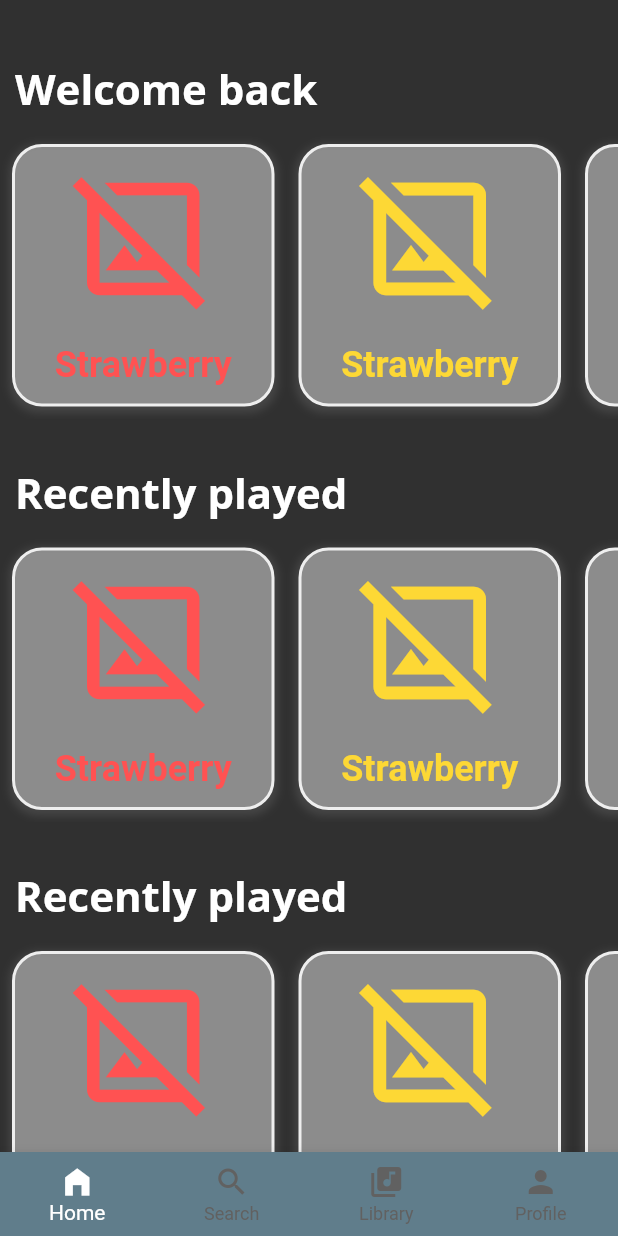
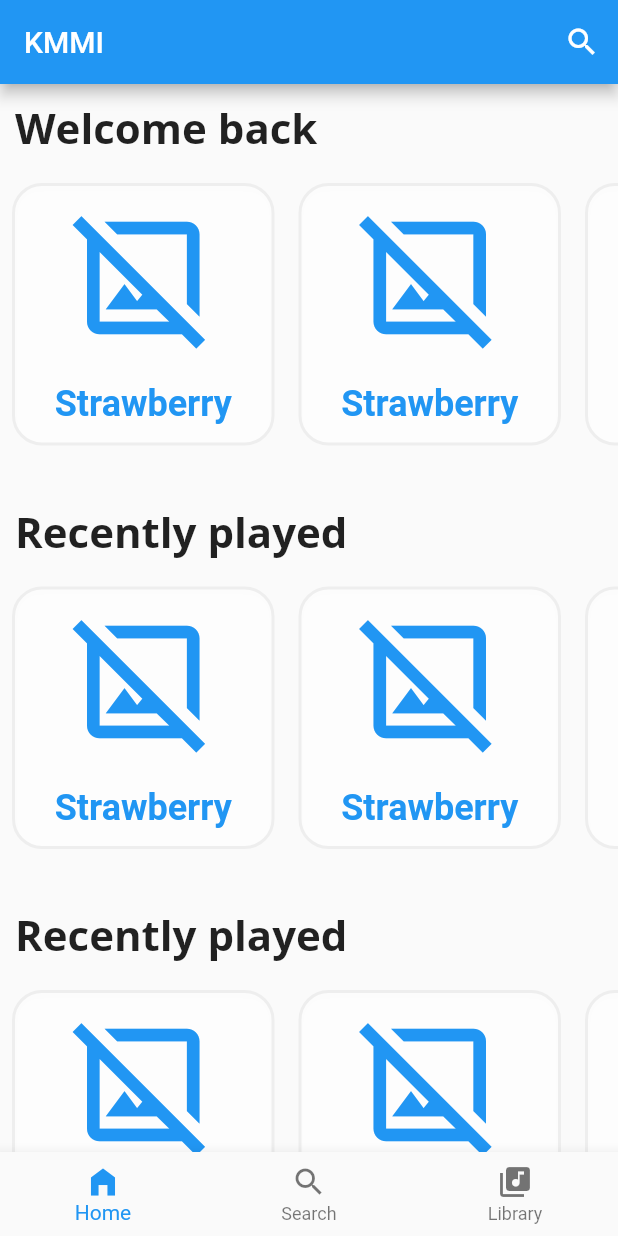
Before and after one commit to raymondfym/KMMI-UTS, a Flutter app: the screen it shows after launch, on a phone screen of 412 x 824 dp. Run offline on Flutter 3.47's test engine with Material 2 defaults, Android fonts, the phone set to English and light mode, and no system bars; our stand-ins replace avatar_glow, google_fonts, shared_preferences.

Commit message:
Search Bar

```diff
--- a/lib/home.dart
+++ b/lib/home.dart
@@ -2,6 +2,9 @@ import 'package:flutter/material.dart';
 import 'package:uts_project/screen/s_browse.dart';
 import 'package:uts_project/screen/s_library.dart';
 import 'package:uts_project/screen/s_main.dart';
+import 'package:shared_preferences/shared_preferences.dart';
+
+import 'DataSearch.dart';
 
 class HomeScreen extends StatefulWidget {
   const HomeScreen({ Key? key }) : super(key: key);
@@ -9,6 +12,7 @@ class HomeScreen extends StatefulWidget {
   @override
   _HomeScreenState createState() => _HomeScreenState();
 }
+
 
 class _HomeScreenState extends State<HomeScreen> {
   int _selectedIndex=0;
@@ -24,27 +28,28 @@ class _HomeScreenState extends State<HomeScreen> {
   @override
   Widget build(BuildContext context) {
     return Scaffold(
-      // appBar: AppBar(title: Text('KMMI'),),
+      appBar: AppBar(
+        title: Text('KMMI'),
+        actions: <Widget>[
+          IconButton(onPressed:() {
+            showSearch(context: context, delegate: DataSearch());
+          }, icon: Icon(Icons.search))
+        ],),
       body: PageView(
         controller: pageController,
         children: [
           MainScreen(),
           BrowseScreen(),
           LibraryScreen(),
-          Container(color: Colors.blue,),
         ],
       ),
       bottomNavigationBar: BottomNavigationBar(items: const<BottomNavigationBarItem>[
         BottomNavigationBarItem(icon: Icon(Icons.home_filled), label: 'Home'),
         BottomNavigationBarItem(icon: Icon(Icons.search), label: 'Search'),
         BottomNavigationBarItem(icon: Icon(Icons.my_library_music), label: 'Library'),
-        BottomNavigationBarItem(icon: Icon(Icons.person), label: 'Profile')
       ],
-      type: BottomNavigationBarType.fixed,
-      backgroundColor: Colors.blueGrey,
       currentIndex: _selectedIndex,
-      selectedItemColor: Colors.white,
-      unselectedItemColor: Colors.grey[700],
+      selectedItemColor: Colors.blue,
       // showUnselectedLabels: false,
       // showSelectedLabels: false,
       onTap: onTapped
--- a/lib/main.dart
+++ b/lib/main.dart
@@ -11,7 +11,9 @@ class MyApp extends StatelessWidget {
   Widget build(BuildContext context) {
     return MaterialApp(
       title: 'Project App',
-      theme: ThemeData.dark(),
+      theme: ThemeData(
+        primarySwatch: Colors.blue
+      ),
       debugShowCheckedModeBanner: false,
       home: HomeScreen(),
     );
--- a/lib/screen/s_main.dart
+++ b/lib/screen/s_main.dart
@@ -20,81 +20,110 @@ class _MainScreenState extends State<MainScreen> {
             crossAxisAlignment: CrossAxisAlignment.start,
             mainAxisSize: MainAxisSize.min,
             children: [
-              SizedBox(height: 30,),
+              SizedBox(
+                height: 10,
+              ),
               Container(
-                margin: EdgeInsets.only(left: 10, top: 10),
+                margin: EdgeInsets.only(left: 10),
                 child: Text.rich(
                   TextSpan(
                       text: 'Welcome back',
                       style: GoogleFonts.openSans(
-                      fontWeight: FontWeight.bold,
-                      fontSize: 28
-                    )
+                          fontWeight: FontWeight.bold, fontSize: 28)),
                 ),
               ),
+              SizedBox(
+                height: 10,
               ),
-              SizedBox(height: 10,),
               SingleChildScrollView(
                 scrollDirection: Axis.horizontal,
                 child: Row(
                   children: [
-                    IceCreamCard(flavorColor: Colors.redAccent,flavor: 'Strawberry',),
-                    IceCreamCard(flavorColor: Colors.yellow.shade600,flavor: 'Strawberry',),
-                    IceCreamCard(flavorColor: Colors.teal.shade300,flavor: 'Strawberry',)
+                    IceCreamCard(
+                      flavorColor: Colors.blue,
+                      flavor: 'Strawberry',
+                    ),
+                    IceCreamCard(
+                      flavorColor: Colors.blue,
+                      flavor: 'Strawberry',
+                    ),
+                    IceCreamCard(
+                      flavorColor: Colors.blue,
+                      flavor: 'Strawberry',
+                    )
                   ],
                 ),
               ),
-              SizedBox(height: 20,),
+              SizedBox(
+                height: 20,
+              ),
               Container(
                 margin: EdgeInsets.only(left: 10, top: 10),
                 child: Text.rich(
                   TextSpan(
                       text: 'Recently played',
                       style: GoogleFonts.openSans(
-                      fontWeight: FontWeight.bold,
-                      fontSize: 28
-                    )
+                          fontWeight: FontWeight.bold, fontSize: 28)),
                 ),
               ),
+              SizedBox(
+                height: 10,
               ),
-              SizedBox(height: 10,),
               SingleChildScrollView(
                 scrollDirection: Axis.horizontal,
                 child: Row(
                   children: [
-                    IceCreamCard(flavorColor: Colors.redAccent,flavor: 'Strawberry',),
-                    IceCreamCard(flavorColor: Colors.yellow.shade600,flavor: 'Strawberry',),
-                    IceCreamCard(flavorColor: Colors.teal.shade300,flavor: 'Strawberry',)
+                    IceCreamCard(
+                      flavorColor: Colors.blue,
+                      flavor: 'Strawberry',
+                    ),
+                    IceCreamCard(
+                      flavorColor: Colors.blue,
+                      flavor: 'Strawberry',
+                    ),
+                    IceCreamCard(
+                      flavorColor: Colors.blue,
+                      flavor: 'Strawberry',
+                    )
                   ],
                 ),
               ),
-              SizedBox(height: 20,),
+              SizedBox(
+                height: 20,
+              ),
               Container(
                 margin: EdgeInsets.only(left: 10, top: 10),
                 child: Text.rich(
                   TextSpan(
                       text: 'Recently played',
                       style: GoogleFonts.openSans(
-                      fontWeight: FontWeight.bold,
-                      fontSize: 28
-                    )
+                          fontWeight: FontWeight.bold, fontSize: 28)),
                 ),
               ),
+              SizedBox(
+                height: 10,
               ),
-              SizedBox(height: 10,),
               SingleChildScrollView(
                 scrollDirection: Axis.horizontal,
                 child: Row(
                   children: [
-                    IceCreamCard(flavorColor: Colors.redAccent,flavor: 'Strawberry',),
-                    IceCreamCard(flavorColor: Colors.yellow.shade600,flavor: 'Strawberry',),
-                    IceCreamCard(flavorColor: Colors.teal.shade300,flavor: 'Strawberry',)
+                    IceCreamCard(
+                      flavorColor: Colors.blue,
+                      flavor: 'Strawberry',
+                    ),
+                    IceCreamCard(
+                      flavorColor: Colors.blue,
+                      flavor: 'Strawberry',
+                    ),
+                    IceCreamCard(
+                      flavorColor: Colors.blue,
+                      flavor: 'Strawberry',
+                    )
                   ],
                 ),
               )
             ],
-          )
-      ),
+          )),
     );
   }
 }
```
Also changed, not shown: lib/DataSearch.dart (added, +74 -0 lines), lib/screen/s_browse.dart (+12 -14 lines), lib/screen/s_library.dart (+32 -35 lines), pubspec.yaml (+6 -7 lines), pubspec.lock. Lines whose indentation alone changed are shown as unchanged.
